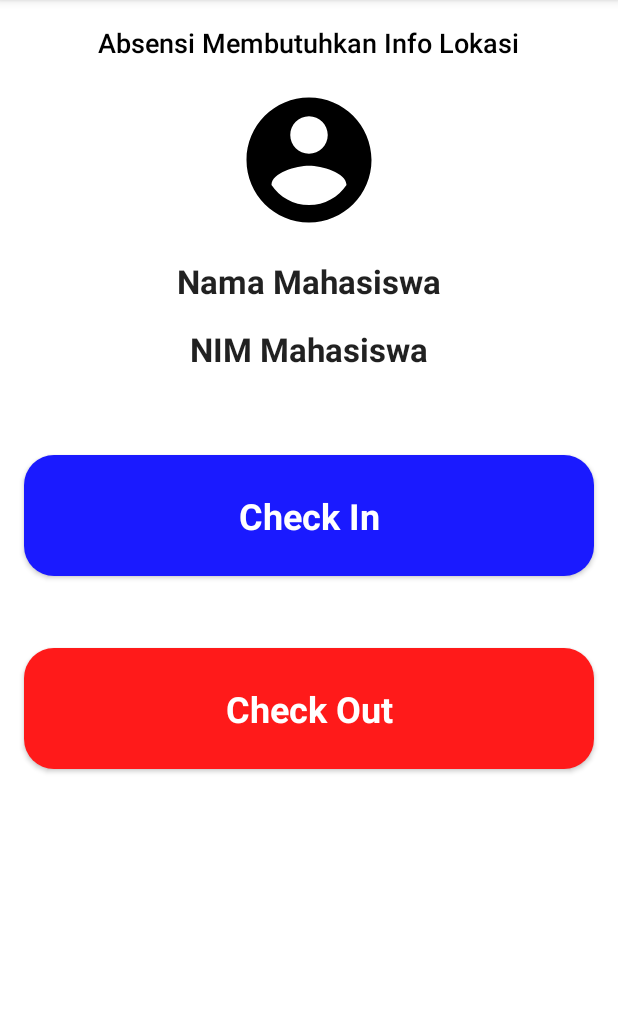
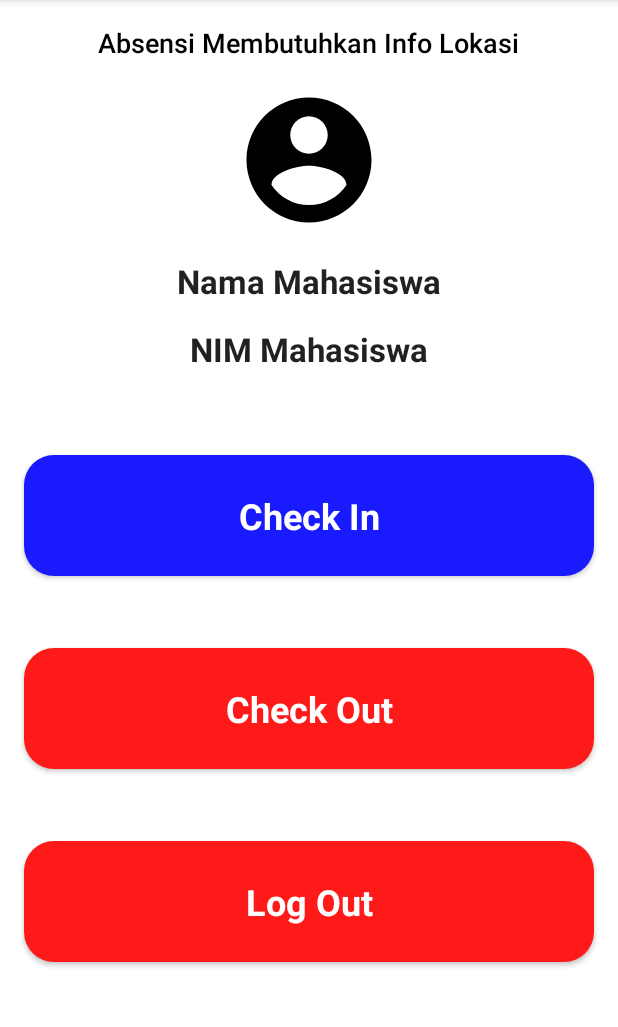
Before and after one commit to zeinaranda/TB-Wireless, an Android app: the HomeActivity screen opened directly, with no data from a screen before it, on a phone screen of 412 x 824 dp, the part 84-1111 px from its top. Run offline under Robolectric (Android 15) with nearby library versions, the phone set to English and light mode, and no system bars; network calls fail.

```diff
--- a/app/build.gradle
+++ b/app/build.gradle
@@ -1,6 +1,7 @@
 plugins {
     id 'com.android.application'
     id 'org.jetbrains.kotlin.android'
+    id 'kotlin-parcelize'
     id 'com.google.android.libraries.mapsplatform.secrets-gradle-plugin'
 }
 
--- a/app/src/main/java/com/dicoding/picodiploma/testingwireless/HomeActivity.kt
+++ b/app/src/main/java/com/dicoding/picodiploma/testingwireless/HomeActivity.kt
@@ -1,11 +1,85 @@
 package com.dicoding.picodiploma.testingwireless
 
+import android.content.Intent
 import androidx.appcompat.app.AppCompatActivity
 import android.os.Bundle
+import android.util.Log
+import com.dicoding.picodiploma.testingwireless.Model.Body
+import com.dicoding.picodiploma.testingwireless.Model.Home
+import com.dicoding.picodiploma.testingwireless.Network.ApiConfig
+import com.dicoding.picodiploma.testingwireless.Preference.AuthPreferences
+import com.dicoding.picodiploma.testingwireless.databinding.ActivityHomeBinding
+import retrofit2.Call
+import retrofit2.Callback
+import retrofit2.Response
 
 class HomeActivity : AppCompatActivity() {
+
+    private lateinit var binding: ActivityHomeBinding
+    private lateinit var preferences: AuthPreferences
+    private lateinit var userId: String
+
+    companion object {
+        private const val TAG = "MainActivity"
+        private const val RESTAURANT_ID = "4"
+    }
+
     override fun onCreate(savedInstanceState: Bundle?) {
         super.onCreate(savedInstanceState)
-        setContentView(R.layout.activity_home)
+        binding = ActivityHomeBinding.inflate(layoutInflater)
+        setContentView(binding.root)
+        preferences = AuthPreferences(this)
+        userId = preferences.getId()!!
+        findRestaurant(userId)
+
+        binding.history.setOnClickListener {
+            getLogout()
+            this.finish()
+        }
+//        binding.history.setOnClickListener {
+//            val intent = Intent(this, HistoryActivity::class.java)
+//            startActivity(intent)
+//            finish()
+//        }
     }
+
+    private fun findRestaurant(userId : String) {
+        val client = ApiConfig.getApiService().getDetailUser(userId)
+        client.enqueue(object : Callback<Home> {
+            override fun onResponse(
+                call: Call<Home>,
+                response: Response<Home>
+            ) {
+                if (response.isSuccessful) {
+                    val responseBody = response.body()
+                    if (responseBody != null) {
+
+                        binding.tvNama.text=preferences.getUser().nama
+                        binding.tvNim.text=preferences.getUser().nim
+                    }
+                } else {
+                    Log.e(TAG, "onFailure: ${response.message()}")
+                }
+            }
+
+            override fun onFailure(call: Call<Home>, t: Throwable) {
+                Log.e(TAG, "onFailure: ${t.message}")
+            }
+        })
+    }
+
+
+    private fun setRestaurantData(restaurant: Body?) {
+        if (restaurant != null) {
+            binding.tvNama.text = restaurant.nama
+            binding.tvNim.text = restaurant.nim
+        }
+    }
+    private fun getLogout() {
+        preferences.logout()
+        val intent = Intent(this, LoginActivity::class.java)
+        startActivity(intent)
+        finish()
+    }
+
 }
--- a/app/src/main/java/com/dicoding/picodiploma/testingwireless/Network/ApiService.kt
+++ b/app/src/main/java/com/dicoding/picodiploma/testingwireless/Network/ApiService.kt
@@ -4,20 +4,25 @@ import com.dicoding.picodiploma.testingwireless.Model.Auth
 import com.dicoding.picodiploma.testingwireless.Model.Home
 import com.dicoding.picodiploma.testingwireless.Model.User
 import retrofit2.Call
+import retrofit2.http.GET
 import retrofit2.http.HTTP
 import retrofit2.http.POST
+import retrofit2.http.Query
 
 interface ApiService {
     //        @FormUrlEncoded
-    @POST("login_user")
+    @POST("user/login")
     suspend fun loginUser(
         @retrofit2.http.Body user: User?
     ): Auth
 
-    @POST("insert_user")
+    @POST("user/insert")
     suspend fun insertUser(
         @retrofit2.http.Body user: User?
     ): Auth
+
+    @GET("/view/user/home")
+    fun getDetailUser(@Query("id_user") userId: String): Call<Home>
 
     //        @GET("home_user")
 //        fun getStudent(@retrofit2.http.Body id_user: Int?): Call<Student>
--- a/app/src/main/res/layout/activity_home.xml
+++ b/app/src/main/res/layout/activity_home.xml
@@ -28,6 +28,7 @@
         app:srcCompat="@drawable/baseline_account_circle_24" />
 
     <TextView
+        android:id="@+id/tv_nama"
         android:layout_width="match_parent"
         android:layout_height="wrap_content"
         android:layout_marginVertical="16sp"
@@ -38,6 +39,7 @@
         android:textStyle="bold" />
 
     <TextView
+        android:id="@+id/tv_nim"
         android:layout_width="match_parent"
         android:layout_height="wrap_content"
         android:layout_gravity="center_horizontal"
@@ -75,4 +77,31 @@
         android:textSize="24sp"
         android:textColor="@color/white"
         android:textStyle="bold" />
+    <com.airbnb.lottie.LottieAnimationView
+        android:id="@+id/progressBar"
+        android:layout_width="100dp"
+        android:layout_height="100dp"
+        android:visibility="gone"
+        app:layout_constraintBottom_toBottomOf="parent"
+        app:layout_constraintEnd_toEndOf="parent"
+        app:layout_constraintStart_toStartOf="parent"
+        app:layout_constraintTop_toTopOf="parent"
+        app:lottie_autoPlay="true"
+        app:lottie_loop="true"
+        app:lottie_rawRes="@raw/loading" />
+    <androidx.appcompat.widget.AppCompatButton
+        android:id="@+id/history"
+        android:background="@drawable/home_check_out_button"
+        android:layout_width="match_parent"
+        android:layout_height="wrap_content"
+        android:layout_marginHorizontal="16dp"
+        android:layout_marginVertical="24dp"
+        android:paddingTop="24dp"
+        android:paddingBottom="24dp"
+        android:text="@string/logout"
+        android:textAppearance="@style/TextAppearance.AppCompat.Body1"
+        android:textSize="24sp"
+        android:textColor="@color/white"
+        android:textStyle="bold" />
+
 </LinearLayout>
```
Also changed, not shown: app/src/main/java/com/dicoding/picodiploma/testingwireless/LoginActivity.kt (+12 -8 lines), app/src/main/java/com/dicoding/picodiploma/testingwireless/Model/Auth.kt (+8 -7 lines), app/src/main/java/com/dicoding/picodiploma/testingwireless/Preference/AuthPreferences.kt (+22 -1 lines), app/src/main/java/com/dicoding/picodiploma/testingwireless/Repository/UserRepository.kt (+3 -4 lines), app/src/main/java/com/dicoding/picodiploma/testingwireless/SplashActivity.kt (+6 -6 lines).
